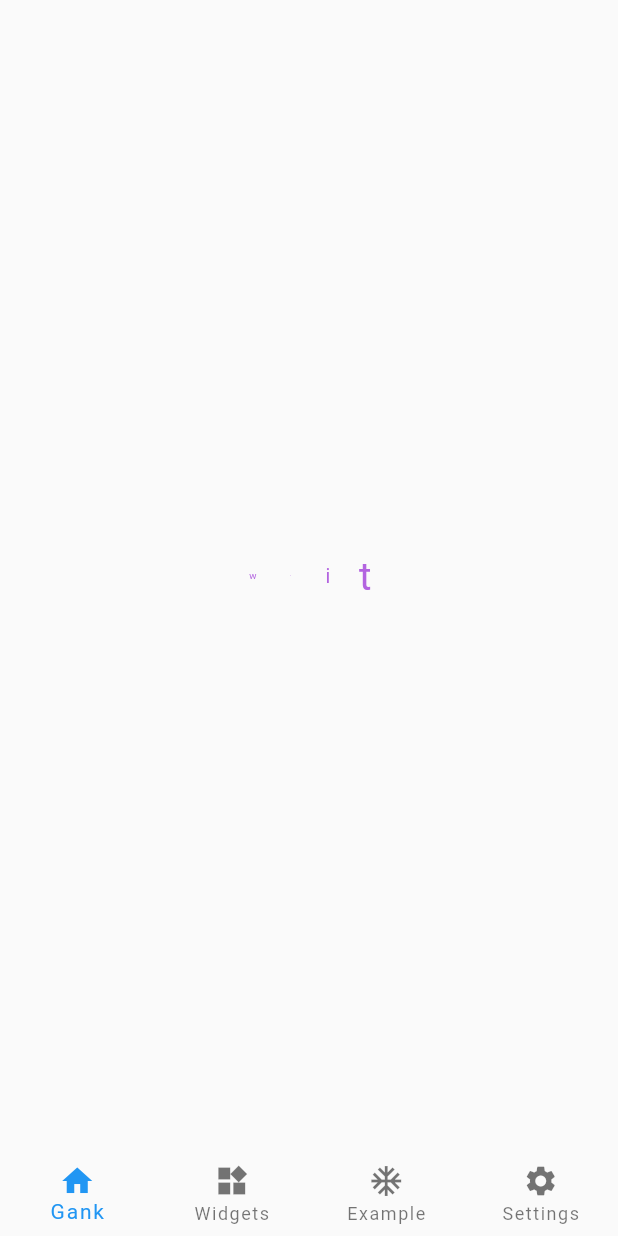
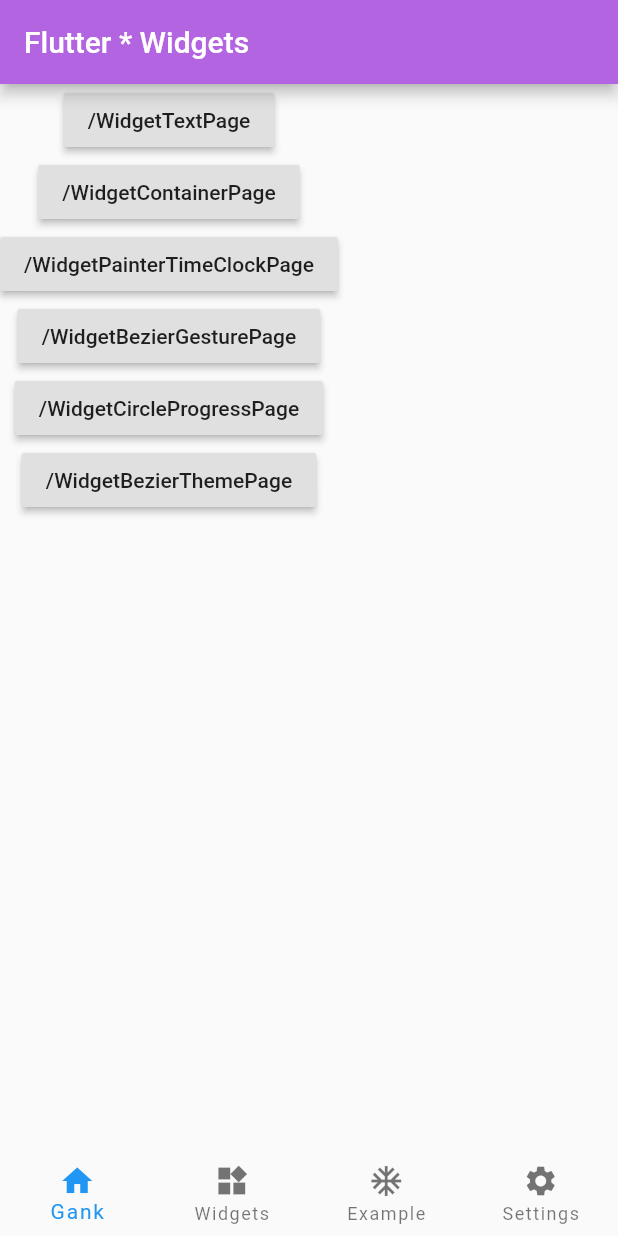
Before and after one commit to huangsir0/flutter_weekly, a Flutter app: the screen it shows after launch, on a phone screen of 412 x 824 dp. Run offline on Flutter 3.47's test engine with Material 2 defaults, Android fonts, the light colour scheme and no system bars; our stand-ins replace cached_network_image, dio, flutter_redux, flutter_swiper, redux, webview_flutter.

Commit message:
控件整理version1

```diff
--- a/lib/consts/config.dart
+++ b/lib/consts/config.dart
@@ -32,3 +32,19 @@
   //widgets配置信息
   static const widgets="widgets";
 }
+
+
+class PageRoutes{
+  ///Text 控件
+  static final String widgetTextPage="/WidgetTextPage";
+  ///Container控件
+  static final String widgetContainerPage="/WidgetContainerPage";
+  ///画笔时钟控件
+  static final String widgetPainterTimeClockPage="/WidgetPainterTimeClockPage";
+  ///贝塞尔演示
+  static final String widgetBezierGesturePage="/WidgetBezierGesturePage";
+  ///贝塞尔水波纹进度球
+  static final String widgetCircleProgressPage="/WidgetCircleProgressPage";
+  ///贝塞尔循环粘性小球
+  static final String widgetBezierThemePage="/WidgetBezierThemePage";
+}
--- a/lib/home/widget_pageview_scene.dart
+++ b/lib/home/widget_pageview_scene.dart
@@ -7,9 +7,10 @@
 import 'package:flutter_weekly/widgets/flutter_bezier_widgets/widget_bezier_theme.dart';
 import 'package:flutter_weekly/widgets/flutter_bezier_widgets/widget_circle_progress.dart';
 import 'package:flutter_weekly/widgets/flutter_widgets/widget_container.dart';
+import 'package:flutter_weekly/widgets/flutter_widgets_details/widget_scene_details.dart';
 import 'package:flutter_weekly/widgets/size_widget.dart';
 import 'package:flutter_weekly/widgets/flutter_bezier_widgets/widget_study_bezierpainter.dart';
-import 'package:flutter_weekly/widgets/flutter_timeclock_widget/widget_study_custompainter.dart';
+import 'package:flutter_weekly/widgets/flutter_timeclock_widget/widget_timeclock.dart';
 
 
 class HomePageViewWidget extends StatefulWidget {
@@ -105,7 +106,7 @@
   Widget _buildPageItem(BuildContext context, int index) {
     switch (index) {
       case 0:
-        return new GanksScene(onScroll);
+        return new WidgetSceneDetailPage();//new GanksScene(onScroll);
       case 1:
         return new WidgetsScene();
       case 2:
--- a/lib/main.dart
+++ b/lib/main.dart
@@ -1,12 +1,20 @@
 import 'package:flutter/material.dart';
 import 'package:flutter_redux/flutter_redux.dart';
 import 'package:flutter_weekly/home/widget_pageview_scene.dart';
+import 'package:flutter_weekly/widgets/flutter_widgets_details/widget_circle_details.dart';
+import 'package:flutter_weekly/widgets/flutter_widgets_details/widget_wave_detail.dart';
 import 'package:redux/redux.dart';
 import 'common/global_stage.dart';
 import 'common/utils/common_util.dart';
 import 'common/utils/screen.dart';
 import 'dart:math' as math;
+import 'consts/config.dart';
 import 'example1/scroll_app.dart';
+import 'widgets/flutter_bezier_widgets/widget_bezier_gesture.dart';
+import 'widgets/flutter_bezier_widgets/widget_bezier_theme.dart';
+import 'widgets/flutter_timeclock_widget/widget_timeclock.dart';
+import 'widgets/flutter_widgets/widget_container.dart';
+import 'widgets/flutter_widgets/widget_text.dart';
 
 void main() {
   runApp(new FlutterStudyApp());
@@ -16,7 +24,7 @@
 class FlutterStudyApp extends StatelessWidget {
   //创建Store，引用Global 中的appReducer 创建Reducer
   //initialStage 初始化Stage
-  static final index =2;
+  static final index = 2;
   final store = new Store<GlobalStage>(appReducer,
       initialState: new GlobalStage(
           themeData:
@@ -33,9 +41,17 @@
         store: store,
         child: new StoreBuilder<GlobalStage>(builder: (context, store) {
           return new MaterialApp(
-              theme: store.state.themeData,
-              home: new HomePageView() //new HomePage(),
-              );
+            theme: store.state.themeData,
+            home: new HomePageView(), //new HomePage(),
+            routes: <String, WidgetBuilder>{
+              PageRoutes.widgetTextPage:(BuildContext context)=>new WidgetTextPage(),
+              PageRoutes.widgetContainerPage:(BuildContext context)=>new WidgetContainerPage(),
+              PageRoutes.widgetPainterTimeClockPage:(BuildContext context)=>new TimeClockWidgetPage(),
+              PageRoutes.widgetBezierGesturePage:(BuildContext context)=>new BezierGesturePage(),
+              PageRoutes.widgetCircleProgressPage:(BuildContext context)=>new WidgetWavePage(),
+              PageRoutes.widgetBezierThemePage:(BuildContext context)=>new WidgetCircleDetailPage(),
+            },
+          );
         }));
   }
 }
--- a/lib/mvp/beans/item_widget_bean.dart
+++ b/lib/mvp/beans/item_widget_bean.dart
@@ -4,6 +4,7 @@
   String url;
   String author;
   String createTime;
+  String pageRoute;
   String description;
 
   ItemWidgetBean(
@@ -12,6 +13,7 @@
         this.url,
         this.author,
         this.createTime,
+        this.pageRoute,
         this.description});
 
   ItemWidgetBean.fromJson(Map<String, dynamic> json) {
@@ -20,6 +22,7 @@
     url = json['url'];
     author = json['author'];
     createTime = json['create_time'];
+    pageRoute = json['pageRoute'];
     description = json['description'];
   }
 
@@ -31,6 +34,7 @@
     data['url'] = this.url;
     data['author'] = this.author;
     data['create_time'] = this.createTime;
+    data['pageRoute'] = this.pageRoute;
     data['description'] = this.description;
     return data;
   }
--- a/lib/widgets/flutter_bezier_widgets/widget_bezier_gesture.dart
+++ b/lib/widgets/flutter_bezier_widgets/widget_bezier_gesture.dart
@@ -2,12 +2,12 @@
 import 'package:flutter_weekly/common/utils/screen.dart';
 import 'dart:math' as math;
 
-class BezierGestureWidget extends StatefulWidget {
+class BezierGesturePage extends StatefulWidget {
   @override
   _BezierGestureWidgetState createState() => _BezierGestureWidgetState();
 }
 
-class _BezierGestureWidgetState extends State<BezierGestureWidget> {
+class _BezierGestureWidgetState extends State<BezierGesturePage> {
   int _bezierType = 3;
 
   @override
--- /dev/null
+++ b/lib/widgets/flutter_widgets_details/widget_scene_details.dart
@@ -0,0 +1,66 @@
+import 'package:flutter/material.dart';
+
+import '../../consts/config.dart';
+
+class WidgetSceneDetailPage extends StatefulWidget {
+  @override
+  _WidgetSceneDetailPageState createState() => _WidgetSceneDetailPageState();
+}
+
+class _WidgetSceneDetailPageState extends State<WidgetSceneDetailPage> {
+  @override
+  Widget build(BuildContext context) {
+    return Scaffold(
+      appBar: AppBar(
+        title: Text("Flutter * Widgets"),
+      ),
+      body: SingleChildScrollView(
+        child: Column(
+          mainAxisAlignment: MainAxisAlignment.center,
+          children: <Widget>[
+            RaisedButton(
+              onPressed: () {
+                Navigator.of(context).pushNamed(PageRoutes.widgetTextPage);
+              },
+              child: Text(PageRoutes.widgetTextPage),
+            ),
+
+            RaisedButton(
+              onPressed: () {
+                Navigator.of(context).pushNamed(PageRoutes.widgetContainerPage);
+              },
+              child: Text(PageRoutes.widgetContainerPage),
+            ),
+
+            RaisedButton(
+              onPressed: () {
+                Navigator.of(context).pushNamed(PageRoutes.widgetPainterTimeClockPage);
+              },
+              child: Text(PageRoutes.widgetPainterTimeClockPage),
+            ),
+
+            RaisedButton(
+              onPressed: () {
+                Navigator.of(context).pushNamed(PageRoutes.widgetBezierGesturePage);
+              },
+              child: Text(PageRoutes.widgetBezierGesturePage),
+            ),
+
+            RaisedButton(
+              onPressed: () {
+                Navigator.of(context).pushNamed(PageRoutes.widgetCircleProgressPage);
+              },
+              child: Text(PageRoutes.widgetCircleProgressPage),
+            ),
+            RaisedButton(
+              onPressed: () {
+                Navigator.of(context).pushNamed(PageRoutes.widgetBezierThemePage);
+              },
+              child: Text(PageRoutes.widgetBezierThemePage),
+            ),
+          ],
+        ),
+      ),
+    );
+  }
+}
--- /dev/null
+++ b/lib/widgets/flutter_widgets_details/widget_wave_detail.dart
@@ -0,0 +1,51 @@
+import 'package:flutter/material.dart';
+import '../flutter_bezier_widgets/widget_circle_progress.dart';
+import '../flutter_bezier_widgets/widget_study_bezierpainter.dart';
+import 'package:flutter_swiper/flutter_swiper.dart';
+
+class WidgetWavePage extends StatefulWidget {
+  @override
+  _WidgetWavePageState createState() => _WidgetWavePageState();
+}
+
+class _WidgetWavePageState extends State<WidgetWavePage> {
+  List<Widget> _widgets = new List();
+
+  @override
+  void initState() {
+    // TODO: implement initState
+    super.initState();
+    _widgets.clear();
+    _widgets.add(getCard(context,CustomBezierWidget()));
+    _widgets.add(getCard(context,CustomBezierWidget1()));
+    _widgets.add(getCard(context,WidgetCircleProgressWidget()));
+
+  }
+
+  @override
+  Widget build(BuildContext context) {
+    return Scaffold(
+      appBar: AppBar(
+        title: Text('WaveWidget'),
+      ),
+      body: Swiper(
+        itemCount: _widgets.length,
+        itemBuilder: (BuildContext context,int index){
+          return _widgets[index];
+        },
+        pagination: SwiperPagination(),
+        controller: SwiperController(),
+      ),
+    );
+  }
+
+  ///获取Card
+  Widget getCard(BuildContext context, Widget customBezierWidget) {
+
+    return Container(
+      child: Card(
+        child: customBezierWidget,
+      ),
+    );
+  }
+}
--- a/mock/widgets.json
+++ b/mock/widgets.json
@@ -3,44 +3,58 @@
   "message": "success",
   "data": [
     {
-      "title": "文章1",
+      "title": "Flutter控件之Text",
       "imgUrl": "",
       "url": "",
       "author": "HuangSir",
       "create_time": "2019-7-10",
-      "description": "这是一段惊险的描述..."
+      "pageRoute": "/WidgetTextPage",
+      "description": "Text控件属性笔记..."
     },
     {
-      "title": "文章2",
+      "title": "Flutter控件之Container",
       "imgUrl": "",
       "url": "",
       "author": "HuangSir",
       "create_time": "2019-7-10",
-      "description": "这是一段惊险的描述..."
+      "pageRoute": "/WidgetContainerPage",
+      "description": "Container用法一览..."
     },
     {
-      "title": "文章3",
+      "title": "CustomPainter画笔之自定义时钟",
       "imgUrl": "",
       "url": "",
       "author": "HuangSir",
       "create_time": "2019-7-10",
-      "description": "这是一段惊险的描述..."
+      "pageRoute": "/WidgetPainterTimeClockPage",
+      "description": "Flutter撸了一个时钟..."
     },
     {
-      "title": "文章1",
+      "title": "CustomPainter画笔之贝塞尔曲线演示",
       "imgUrl": "",
       "url": "",
       "author": "HuangSir",
       "create_time": "2019-7-10",
-      "description": "这是一段惊险的描述..."
+      "pageRoute": "/WidgetBezierGesturePage",
+      "description": "贝塞尔曲线手势演示..."
     },
     {
-      "title": "文章4",
+      "title": "CustomPainter画笔之球形水波纹进度球",
       "imgUrl": "",
       "url": "",
       "author": "HuangSir",
       "create_time": "2019-7-10",
-      "description": "这是一段惊险的描述..."
+      "pageRoute": "/WidgetCircleProgressPage",
+      "description": "贝塞尔曲线的案例运用一之水波纹进度球..."
+    },
+    {
+      "title": "CustomPainter画笔之循环粘性小球",
+      "imgUrl": "",
+      "url": "",
+      "author": "HuangSir",
+      "create_time": "2019-7-10",
+      "pageRoute": "/WidgetBezierThemePage",
+      "description": "三阶贝塞尔曲线粘性小球绘制..."
     }
   ]
 }
--- a/pubspec.yaml
+++ b/pubspec.yaml
@@ -28,6 +28,7 @@
   webview_flutter: ^0.3.10+2
   flutter_staggered_grid_view: ^0.3.0
   cached_network_image: ^1.1.0
+  flutter_swiper: ^1.1.6
 
 dev_dependencies:
   flutter_test:
```
Also changed, not shown: lib/home/widget_scene.dart (+2 -5 lines), lib/widgets/flip_card_widget.dart (added, +105 -0 lines), lib/widgets/flutter_timeclock_widget/widget_timeclock.dart (renamed from lib/widgets/flutter_timeclock_widget/widget_study_custompainter.dart, +54 -41 lines), lib/widgets/flutter_widgets_details/widget_circle_details.dart (added, +39 -0 lines), pubspec.lock.
